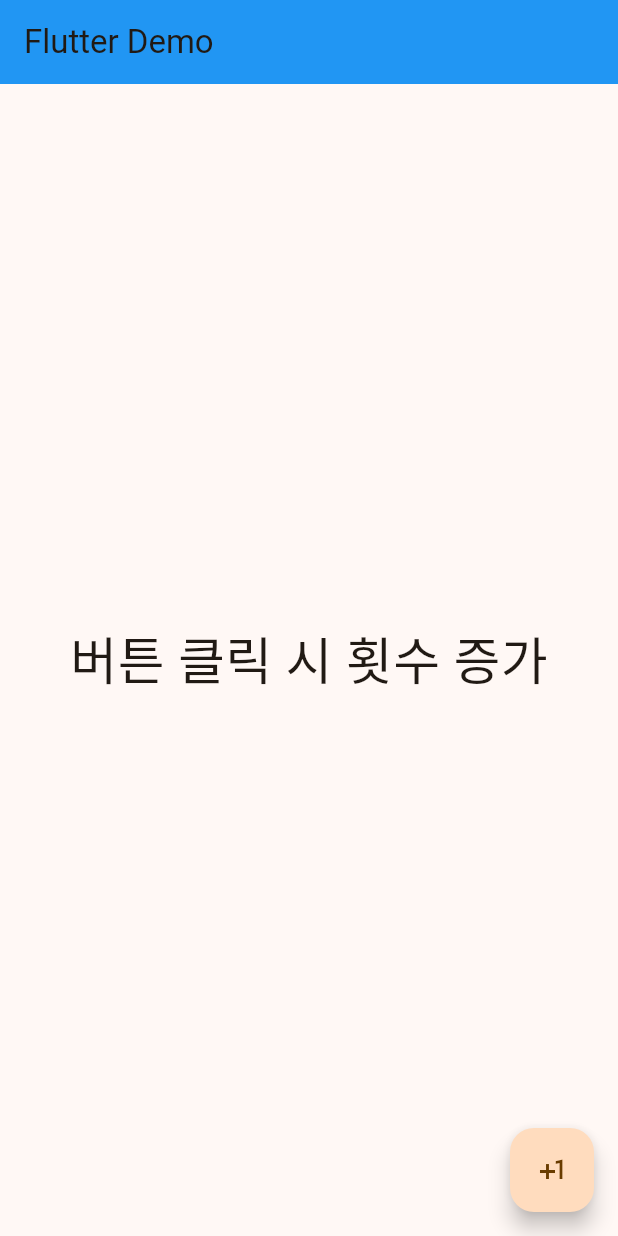
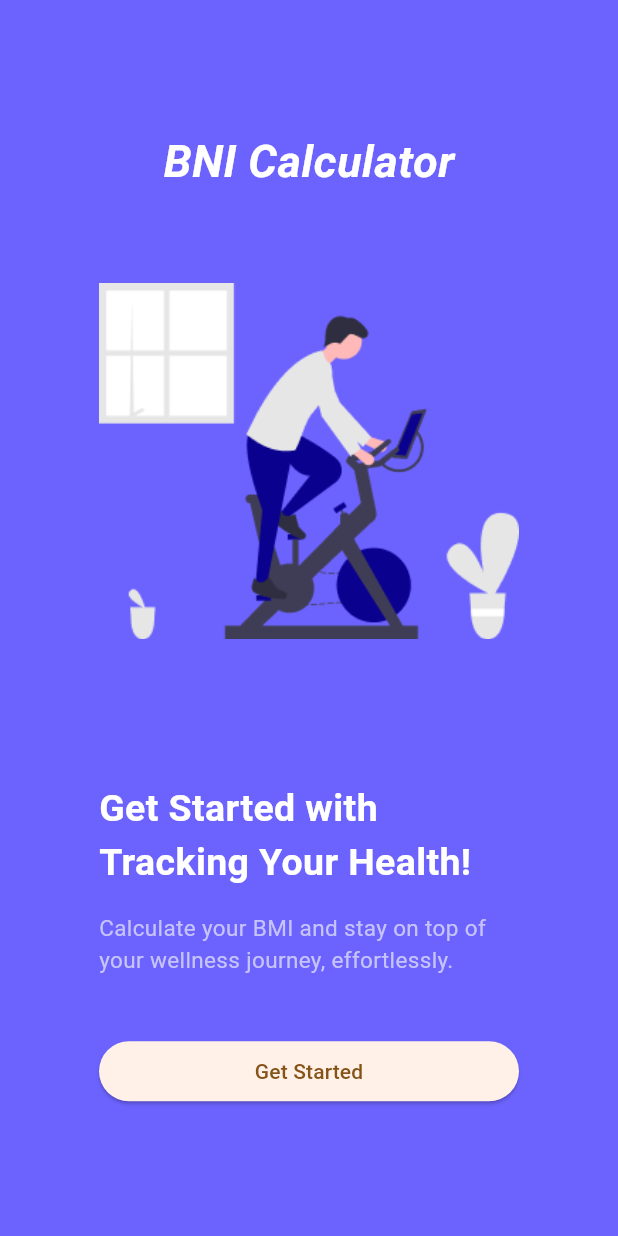
Before and after one commit to KimJJanGyu/git-daelim, a Flutter app: the screen it shows after launch, on a phone screen of 412 x 824 dp. Run offline on Flutter 3.47's test engine with Material 3 defaults, Android fonts, the phone set to English and light mode, and no system bars.

Commit message:
5주차 과제

```diff
--- /dev/null
+++ b/lib/presentation/home/example_screen.dart
@@ -0,0 +1,41 @@
+import 'package:flutter/material.dart';
+
+class ExampleScreen extends StatefulWidget {
+  const ExampleScreen({super.key});
+
+  @override
+  State<ExampleScreen> createState() => _ExampleScreenState();
+}
+
+class _ExampleScreenState extends State<ExampleScreen> {
+  int _count = 0;
+
+  void _handleIncreaseCount() {
+    setState(() {
+      _count++;
+    });
+  }
+
+  @override
+  Widget build(BuildContext context) {
+    return Scaffold(
+      appBar: AppBar(backgroundColor: Colors.blue, title: Text('Flutter Demo')),
+      floatingActionButton: FloatingActionButton(
+        onPressed: _handleIncreaseCount,
+        child: Icon(Icons.add),
+      ),
+      body: SafeArea(
+        child: SizedBox(
+          width: double.infinity,
+          child: Column(
+            mainAxisAlignment: MainAxisAlignment.center,
+            children: [
+              Text('버튼 클릭 시 횟수 증가', style: TextStyle(fontSize: 34)),
+              Text('$_count', style: TextStyle(fontSize: 40)),
+            ],
+          ),
+        ),
+      ),
+    );
+  }
+}
--- a/lib/presentation/home/home_screen.dart
+++ /dev/null
@@ -1,25 +0,0 @@
-import 'package:flutter/material.dart';
-
-class HomeScreen extends StatelessWidget {
-  const HomeScreen({super.key});
-
-  @override
-  Widget build(BuildContext context) {
-    return Scaffold(
-      appBar: AppBar(backgroundColor: Colors.blue, title: Text('Flutter Demo')),
-      floatingActionButton: FloatingActionButton(
-        onPressed: null,
-        child: Icon(Icons.plus_one),
-      ),
-      body: SafeArea(
-        child: SizedBox(
-          width: double.infinity,
-          child: Column(
-            mainAxisAlignment: MainAxisAlignment.center,
-            children: [Text('버튼 클릭 시 횟수 증가', style: TextStyle(fontSize: 34))],
-          ),
-        ),
-      ),
-    );
-  }
-}
--- a/lib/presentation/my_app.dart
+++ b/lib/presentation/my_app.dart
@@ -1,4 +1,5 @@
-import 'package:daelimflutter/presentation/home/home_screen.dart';
+import 'package:daelimflutter/presentation/home/example_screen.dart';
+import 'package:daelimflutter/presentation/start/start_screen.dart';
 import 'package:flutter/material.dart';
 
 class MyApp extends StatelessWidget {
@@ -8,11 +9,12 @@ class MyApp extends StatelessWidget {
   @override
   Widget build(BuildContext context) {
     return MaterialApp(
+      debugShowCheckedModeBanner: false,
       title: 'Flutter Demo',
       theme: ThemeData(
         colorScheme: ColorScheme.fromSeed(seedColor: Colors.orange),
       ),
-      home: HomeScreen(),
+      home: StartScreen(),
     );
   }
 }
--- /dev/null
+++ b/lib/presentation/start/start_screen.dart
@@ -0,0 +1,77 @@
+import 'package:flutter/material.dart';
+
+class StartScreen extends StatelessWidget {
+  const StartScreen({super.key});
+
+  Widget _buildAppName() {
+    return Text(
+      'BNI Calculator',
+      style: TextStyle(
+        color: Colors.white,
+        fontSize: 30,
+        fontStyle: FontStyle.italic,
+        fontWeight: FontWeight.bold,
+      ),
+    );
+  }
+
+  @override
+  Widget build(BuildContext context) {
+    return Scaffold(
+      backgroundColor: Color(0xff6c63ff),
+      body: SafeArea(
+        child: Center(
+          child: Container(
+            width: 280,
+            margin: const EdgeInsets.symmetric(horizontal: 20),
+            alignment: Alignment.center,
+            child: Column(
+              mainAxisAlignment: MainAxisAlignment.center,
+              children: [
+                _buildAppName(),
+                SizedBox(height: 60),
+                Image.asset('assets/images/bike.png'),
+                SizedBox(height: 95),
+                Align(alignment: Alignment.centerLeft, child: _buildTitle()),
+                SizedBox(height: 15),
+                Align(
+                  alignment: Alignment.centerLeft,
+                  child: _buildDescription(),
+                ),
+                SizedBox(height: 40),
+                _buildStartButton(),
+              ],
+            ),
+          ),
+        ),
+      ),
+    );
+  }
+
+  Widget _buildTitle() {
+    return Text(
+      'Get Started with\nTracking Your Health!',
+      style: TextStyle(
+        color: Colors.white,
+        fontSize: 25,
+        fontWeight: FontWeight.bold,
+      ),
+    );
+  }
+}
+
+//설명명
+Widget _buildDescription() {
+  return Text(
+    'Calculate your BMI and stay on top of your wellness journey, effortlessly.',
+    style: TextStyle(color: Color(0xFFC6C3F9), fontSize: 15),
+  );
+}
+
+//시작 버튼
+Widget _buildStartButton() {
+  return SizedBox(
+    width: double.infinity,
+    child: ElevatedButton(onPressed: () {}, child: Text('Get Started')),
+  );
+}
```
Also changed, not shown: pubspec.yaml (+3 -5 lines), assets/images/bike.png (added), flutter_01.png (added), flutter_02.png (added).
